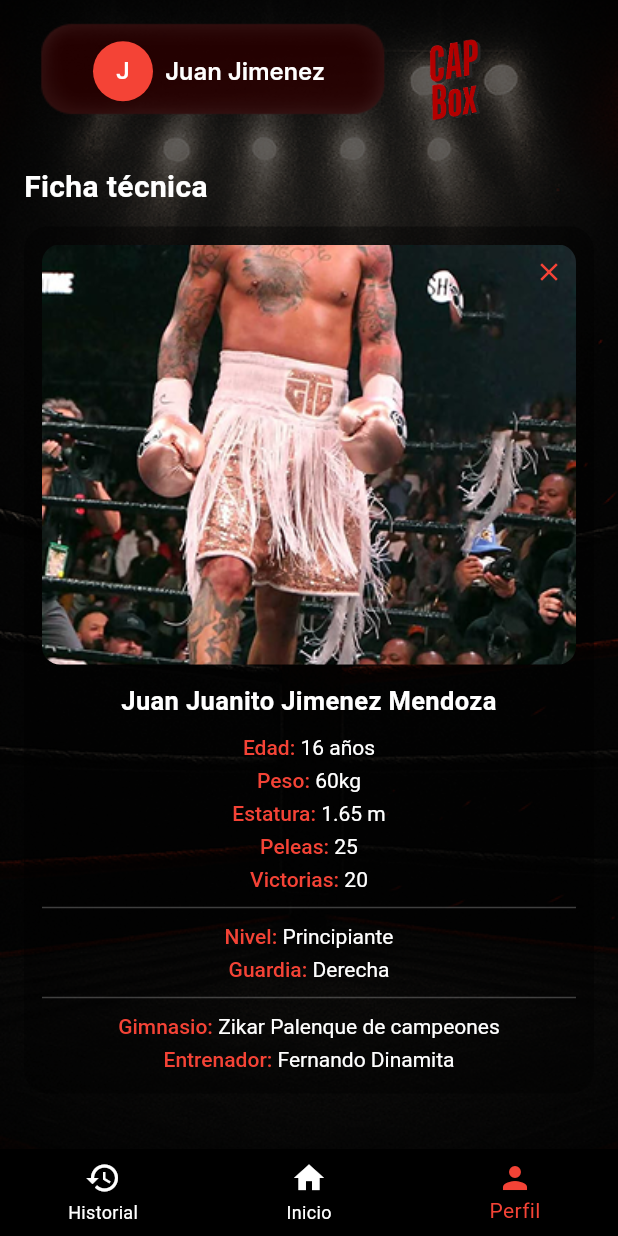
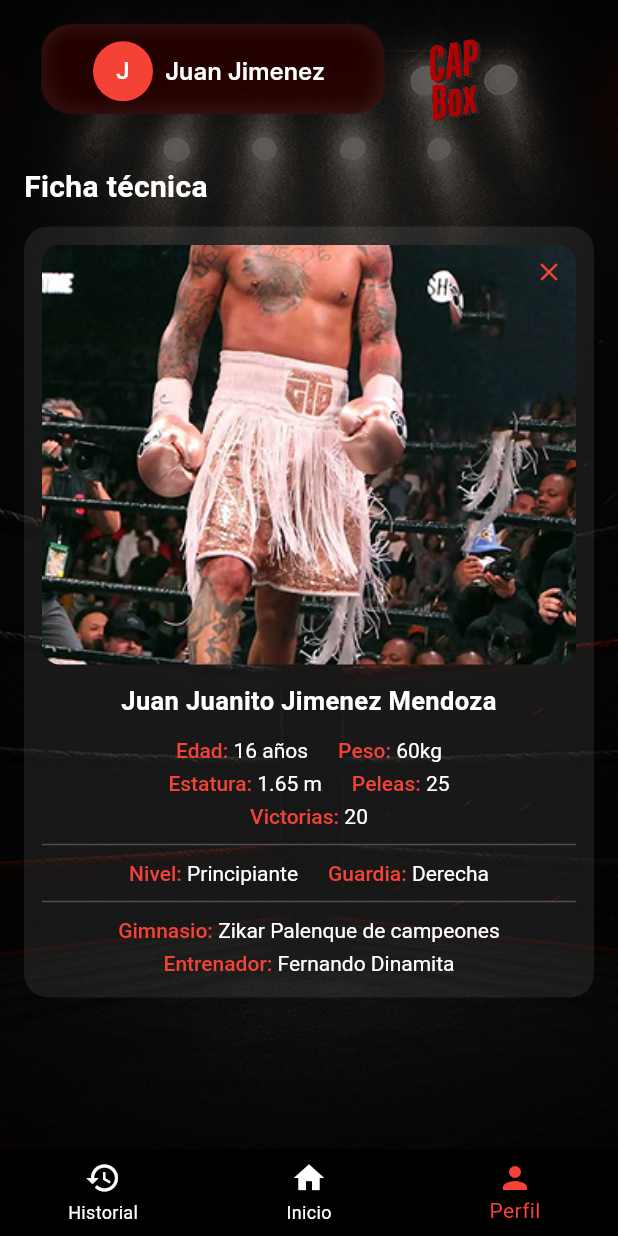
Before and after one commit to karenborralles/capbox, a Flutter app: the BoxerFichaTecnicaPage screen opened by its route, on a phone screen of 412 x 824 dp. Run offline on Flutter 3.47's test engine with Material 3 defaults, Android fonts, the phone set to English and light mode, and no system bars; our stand-ins replace dio, fl_chart, go_router, google_sign_in.

Commit message:
correccion ficha tecnica

```diff
--- a/lib/features/boxer/presentation/pages/boxer_ficha_tecnica_page.dart
+++ b/lib/features/boxer/presentation/pages/boxer_ficha_tecnica_page.dart
@@ -51,7 +51,7 @@ class BoxerFichaTecnicaPage extends StatelessWidget {
     return Container(
       padding: const EdgeInsets.all(12),
       decoration: BoxDecoration(
-        color: Colors.black.withOpacity(0.4),
+        color: Colors.white.withOpacity(0.08),
         borderRadius: BorderRadius.circular(16),
       ),
       child: Column(
@@ -89,28 +89,60 @@ class BoxerFichaTecnicaPage extends StatelessWidget {
               fontWeight: FontWeight.bold,
             ),
           ),
-          const SizedBox(height: 8),
-          _infoRow('Edad:', '16 años'),
-          _infoRow('Peso:', '60kg'),
-          _infoRow('Estatura:', '1.65 m'),
-          _infoRow('Peleas:', '25'),
-          _infoRow('Victorias:', '20'),
+          const SizedBox(height: 10),
+
+          // Primera fila: Edad y Peso
+          _infoRowDual('Edad:', '16 años', 'Peso:', '60kg'),
+
+          // Segunda fila: Estatura y Peleas
+          _infoRowDual('Estatura:', '1.65 m', 'Peleas:', '25'),
+
+          // Tercera fila: Victorias
+          _infoRowSingle('Victorias:', '20'),
+
           const Divider(color: Colors.white24),
-          _infoRow('Nivel:', 'Principiante'),
-          _infoRow('Guardia:', 'Derecha'),
+
+          // Nivel y Guardia
+          _infoRowDual('Nivel:', 'Principiante', 'Guardia:', 'Derecha'),
+
           const Divider(color: Colors.white24),
-          _infoRow('Gimnasio:', 'Zikar Palenque de campeones'),
-          _infoRow('Entrenador:', 'Fernando Dinamita'),
+
+          // Gimnasio y Entrenador
+          _infoRowSingle('Gimnasio:', 'Zikar Palenque de campeones'),
+          _infoRowSingle('Entrenador:', 'Fernando Dinamita'),
         ],
       ),
     );
   }
 
-  Widget _infoRow(String label, String value) {
+  Widget _infoRowDual(String label1, String value1, String label2, String value2) {
     return Padding(
       padding: const EdgeInsets.symmetric(vertical: 3),
-      child: RichText(
-        textAlign: TextAlign.center,
+      child: Row(
+        mainAxisAlignment: MainAxisAlignment.center,
+        children: [
+          _infoText(label1, value1),
+          const SizedBox(width: 20),
+          _infoText(label2, value2),
+        ],
+      ),
+    );
+  }
+
+  Widget _infoRowSingle(String label, String value) {
+    return Padding(
+      padding: const EdgeInsets.symmetric(vertical: 3),
+      child: Row(
+        mainAxisAlignment: MainAxisAlignment.center,
+        children: [
+          _infoText(label, value),
+        ],
+      ),
+    );
+  }
+
+  Widget _infoText(String label, String value) {
+    return RichText(
       text: TextSpan(
         children: [
           TextSpan(
@@ -118,17 +150,18 @@ class BoxerFichaTecnicaPage extends StatelessWidget {
             style: const TextStyle(
               color: Colors.red,
               fontWeight: FontWeight.w500,
+              fontSize: 14,
             ),
           ),
           TextSpan(
             text: value,
             style: const TextStyle(
               color: Colors.white,
+              fontSize: 14,
             ),
           ),
         ],
       ),
-      ),
     );
   }
 }
```
Lines whose indentation alone changed are shown as unchanged.
